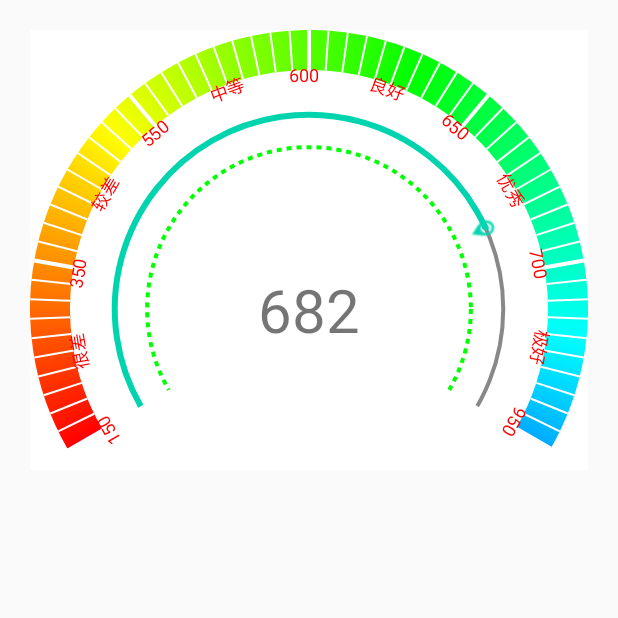
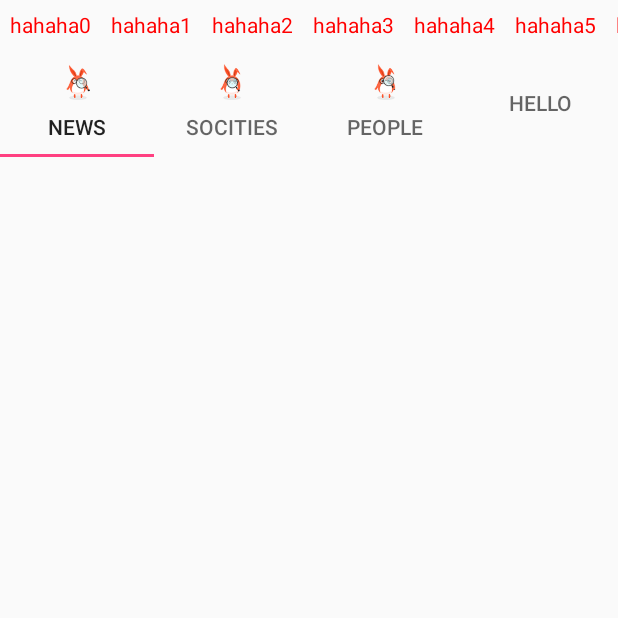
Before and after one commit to kevintkm/CustomUI, an Android app: the screen it shows after launch (RecyclerviewActivity before the commit, TextScrollviewActivity after it), on a phone screen of 412 x 824 dp, the top half of it. Run offline under Robolectric (Android 15) with nearby library versions, the phone set to English and light mode, and no system bars.

Commit message:
【TabLayout】初试

```diff
--- a/app/src/main/AndroidManifest.xml
+++ b/app/src/main/AndroidManifest.xml
@@ -11,7 +11,7 @@
         android:supportsRtl="true"
         android:theme="@style/AppTheme" >
         <activity
-            android:name=".Activity.RecyclerviewActivity"
+            android:name=".Activity.TextScrollviewActivity"
             android:label="@string/app_name"
             android:theme="@style/AppTheme.NoActionBar" >
             <intent-filter>
--- a/app/src/main/java/com/example/lenovo/timescroller/Activity/RecyclerviewActivity.java
+++ b/app/src/main/java/com/example/lenovo/timescroller/Activity/RecyclerviewActivity.java
@@ -4,12 +4,15 @@ import android.os.Bundle;
 import android.app.Activity;
 import android.support.v7.widget.RecyclerView;
 import android.support.v7.widget.StaggeredGridLayoutManager;
+import android.util.Log;
+import android.view.View;
 import android.widget.TextView;
 
 import com.example.lenovo.timescroller.Adapter.ItemDecorationAdapter;
 import com.example.lenovo.timescroller.View.AliArc;
 import com.example.lenovo.timescroller.View.DividerGridViewItemDecoration;
 import com.example.lenovo.timescroller.R;
+import com.example.lenovo.timescroller.View.ExRecyclerView;
 
 import java.util.ArrayList;
 import java.util.List;
@@ -18,38 +21,18 @@ import java.util.TimerTask;
 
 public class RecyclerviewActivity extends Activity {
 
-    private RecyclerView myExRecyclerView;
+    private ExRecyclerView myExRecyclerView;
     private ItemDecorationAdapter mAdapter;
-    private AliArc aliArc;
-    private TextView textView;
 
     @Override
     protected void onCreate(Bundle savedInstanceState) {
         super.onCreate(savedInstanceState);
         setContentView(R.layout.recyclerview);
-        aliArc = (AliArc) findViewById(R.id.myAliArc);
-        textView = (TextView) findViewById(R.id.myText);
-//        new Timer().schedule(new TimerTask() {
-//            @Override
-//            public void run() {
-        aliArc.setValue(682, new AliArc.RotateListener() {
-            @Override
-            public void rotate(float sweepAngle, final float value) {
-                runOnUiThread(new Runnable() {
-                    @Override
-                    public void run() {
-                        textView.setText(Math.round(value) + "");
-                    }
-                });
-            }
-        });
-//            }
-//        }, 1000);
+        myExRecyclerView = (ExRecyclerView) findViewById(R.id.recyclerView);
 
-       /* mAdapter = new ItemDecorationAdapter(this);
-        myExRecyclerView = (RecyclerView) findViewById(R.id.myExRecyclerView);
+        mAdapter = new ItemDecorationAdapter(this);
         myExRecyclerView.addItemDecoration(new DividerGridViewItemDecoration(this));
-        myExRecyclerView.setLayoutManager(new StaggeredGridLayoutManager(3, StaggeredGridLayoutManager.VERTICAL));
+        myExRecyclerView.setLayoutManager(new StaggeredGridLayoutManager(1, StaggeredGridLayoutManager.VERTICAL));
         myExRecyclerView.setAdapter(mAdapter);
         myExRecyclerView.setHeaderView(R.layout.uicomponent_header_view_indiana);
         myExRecyclerView.setFooterView(R.layout.uicomponent_footer_view_indiana);
@@ -82,11 +65,17 @@ public class RecyclerviewActivity extends Activity {
             Thread.sleep(3000);
             mAdapter.setLists(strings);
             mAdapter.notifyDataSetChanged();
-            //myExRecyclerView.onRefreshComplete();
+            myExRecyclerView.onRefreshComplete();
         } catch (InterruptedException e) {
             e.printStackTrace();
         }
-        */
+    }
+
+    public void click(View v) {
+        int length = mAdapter.getLists().size();
+        mAdapter.getLists().remove(length-3);
+        mAdapter.notifyItemRemoved(length - 3);
+
     }
 
 }
--- /dev/null
+++ b/app/src/main/java/com/example/lenovo/timescroller/Activity/TextScrollviewActivity.java
@@ -0,0 +1,59 @@
+package com.example.lenovo.timescroller.Activity;
+
+import android.graphics.Color;
+import android.os.Bundle;
+import android.app.Activity;
+import android.support.design.widget.TabLayout;
+import android.view.ViewGroup;
+import android.widget.LinearLayout;
+import android.widget.TextView;
+import android.widget.Toast;
+
+import com.example.lenovo.timescroller.R;
+
+public class TextScrollviewActivity extends Activity implements TabLayout.OnTabSelectedListener {
+
+    private LinearLayout layout;
+    private TabLayout tabLayout;
+
+    @Override
+    protected void onCreate(Bundle savedInstanceState) {
+        super.onCreate(savedInstanceState);
+        setContentView(R.layout.text_scrollview);
+
+        layout = (LinearLayout) findViewById(R.id.layout);
+
+        tabLayout = (TabLayout) findViewById(R.id.tablayout);
+
+        tabLayout.setOnTabSelectedListener(this);
+
+        tabLayout.addTab(tabLayout.newTab().setText("News").setIcon(R.drawable.md_refresh_loading01));
+        tabLayout.addTab(tabLayout.newTab().setText("Socities").setIcon(R.drawable.md_refresh_loading02));
+        tabLayout.addTab(tabLayout.newTab().setText("People").setIcon(R.drawable.md_refresh_loading03));
+        tabLayout.addTab(tabLayout.newTab().setText("hello"));
+
+        for (int i = 0; i < 9; i++) {
+            TextView textView = new TextView(this);
+            LinearLayout.LayoutParams params = new LinearLayout.LayoutParams(LinearLayout.LayoutParams.WRAP_CONTENT, LinearLayout.LayoutParams.WRAP_CONTENT);
+            textView.setTextColor(Color.RED);
+            textView.setText("hahaha" + i);
+            textView.setPadding(10, 10, 10, 10);
+            layout.addView(textView);
+        }
+    }
+
+    @Override
+    public void onTabSelected(TabLayout.Tab tab) {
+        Toast.makeText(this, tab.getText().toString(), Toast.LENGTH_LONG).show();
+    }
+
+    @Override
+    public void onTabUnselected(TabLayout.Tab tab) {
+
+    }
+
+    @Override
+    public void onTabReselected(TabLayout.Tab tab) {
+
+    }
+}
--- a/app/src/main/java/com/example/lenovo/timescroller/View/ExRecyclerView.java
+++ b/app/src/main/java/com/example/lenovo/timescroller/View/ExRecyclerView.java
@@ -616,6 +616,11 @@ public class ExRecyclerView extends RecyclerView {
                 public void onChanged() {
                     notifyDataSetChanged();
                 }
+
+                @Override
+                public void onItemRangeRemoved(int positionStart, int itemCount) {
+                    notifyItemRangeRemoved(positionStart, itemCount);
+                }
             });
         }
 
--- a/app/src/main/res/layout/recyclerview.xml
+++ b/app/src/main/res/layout/recyclerview.xml
@@ -7,18 +7,16 @@
     android:layout_height="wrap_content"
     app:layout_behavior="@string/appbar_scrolling_view_behavior"
     tools:context=".Activity.MainActivity">
-    <com.example.lenovo.timescroller.View.AliArc
-        android:id="@+id/myAliArc"
+    <com.example.lenovo.timescroller.View.ExRecyclerView
+        android:id="@+id/recyclerView"
         android:background="@color/white"
         android:layout_margin="@dimen/dp20"
         android:layout_width="match_parent"
         android:layout_height="match_parent"/>
-    <TextView
+    <Button
         android:layout_width="wrap_content"
         android:layout_height="wrap_content"
-        android:text="350"
-        android:textSize="40sp"
-        android:id="@+id/myText"
-        android:layout_gravity="center_horizontal|bottom"
-        android:layout_marginBottom="@dimen/dp100"/>
+        android:onClick="click"
+        android:layout_gravity="bottom"
+        android:text="删除最后一项"/>
 </FrameLayout>
--- /dev/null
+++ b/app/src/main/res/layout/text_scrollview.xml
@@ -0,0 +1,29 @@
+<?xml version="1.0" encoding="utf-8"?>
+<LinearLayout xmlns:android="http://schemas.android.com/apk/res/android"
+              android:layout_width="match_parent"
+              android:layout_height="match_parent"
+              xmlns:app="http://schemas.android.com/apk/res-auto"
+              android:orientation="vertical">
+
+    <HorizontalScrollView
+        android:layout_width="match_parent"
+        android:layout_height="wrap_content"
+        android:scrollbars="none"
+        >
+        <LinearLayout
+            android:id="@+id/layout"
+            android:layout_width="match_parent"
+            android:layout_height="wrap_content"
+            android:orientation="horizontal">
+        </LinearLayout>
+    </HorizontalScrollView>
+
+    <android.support.design.widget.TabLayout
+        android:layout_width="match_parent"
+        android:layout_height="wrap_content"
+        app:tabMode="fixed"
+        app:tabGravity="fill"
+        app:tabContentStart="@dimen/activity_horizontal_margin"
+        android:id="@+id/tablayout"
+        />
+</LinearLayout>
```
